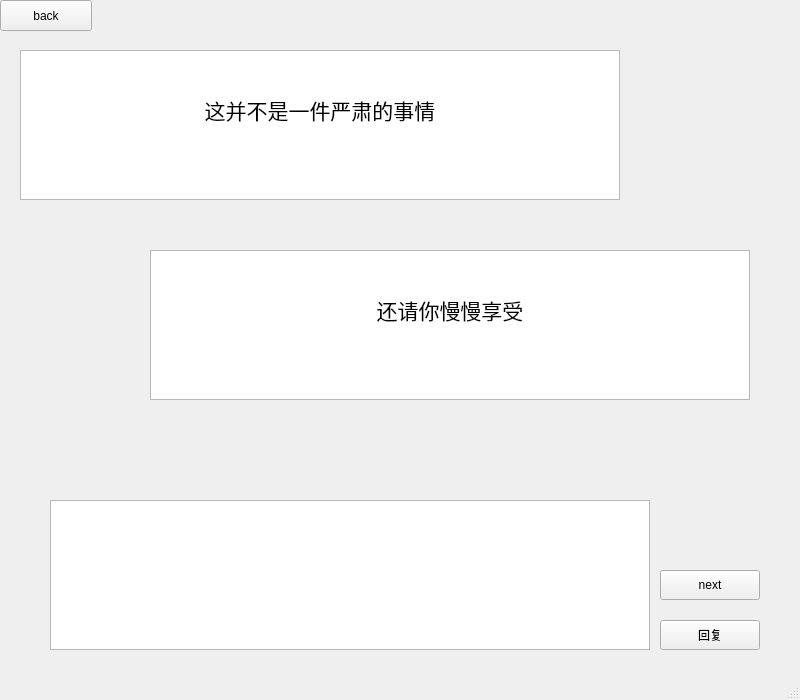
Before: the Qt Designer form message.ui in been-lu/RuMo, drawn with Qt 5.
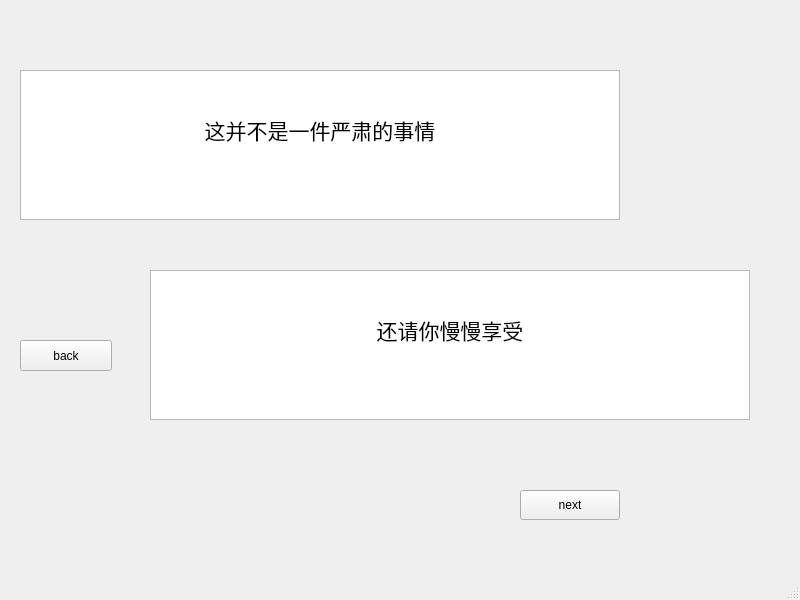
After: the same form once the commit is applied.

```diff
--- a/message.ui
+++ b/message.ui
@@ -7,7 +7,7 @@
     <x>0</x>
     <y>0</y>
     <width>800</width>
-    <height>700</height>
+    <height>600</height>
    </rect>
   </property>
   <property name="windowTitle">
@@ -17,8 +17,8 @@
    <widget class="QPushButton" name="pushButton">
     <property name="geometry">
      <rect>
-      <x>0</x>
-      <y>0</y>
+      <x>20</x>
+      <y>340</y>
       <width>92</width>
       <height>31</height>
      </rect>
@@ -30,8 +30,8 @@
    <widget class="QPushButton" name="pushButton_2">
     <property name="geometry">
      <rect>
-      <x>660</x>
-      <y>570</y>
+      <x>520</x>
+      <y>490</y>
       <width>100</width>
       <height>30</height>
      </rect>
@@ -40,24 +40,11 @@
      <string>next</string>
     </property>
    </widget>
-   <widget class="QPushButton" name="pushButton_3">
-    <property name="geometry">
-     <rect>
-      <x>660</x>
-      <y>620</y>
-      <width>100</width>
-      <height>30</height>
-     </rect>
-    </property>
-    <property name="text">
-     <string>回复</string>
-    </property>
-   </widget>
    <widget class="QTextBrowser" name="textBrowser_2">
     <property name="geometry">
      <rect>
       <x>20</x>
-      <y>50</y>
+      <y>70</y>
       <width>600</width>
       <height>150</height>
      </rect>
@@ -76,7 +63,7 @@
     <property name="geometry">
      <rect>
       <x>150</x>
-      <y>250</y>
+      <y>270</y>
       <width>600</width>
       <height>150</height>
      </rect>
@@ -91,16 +78,6 @@
 &lt;p align=&quot;center&quot; style=&quot; margin-top:0px; margin-bottom:0px; margin-left:0px; margin-right:0px; -qt-block-indent:0; text-indent:0px;&quot;&gt;&lt;span style=&quot; font-size:16pt;&quot;&gt;还请你慢慢享受&lt;/span&gt;&lt;/p&gt;&lt;/body&gt;&lt;/html&gt;</string>
     </property>
    </widget>
-   <widget class="QTextEdit" name="textEdit">
-    <property name="geometry">
-     <rect>
-      <x>50</x>
-      <y>500</y>
-      <width>600</width>
-      <height>150</height>
-     </rect>
-    </property>
-   </widget>
   </widget>
   <widget class="QMenuBar" name="menubar">
    <property name="geometry">
```
